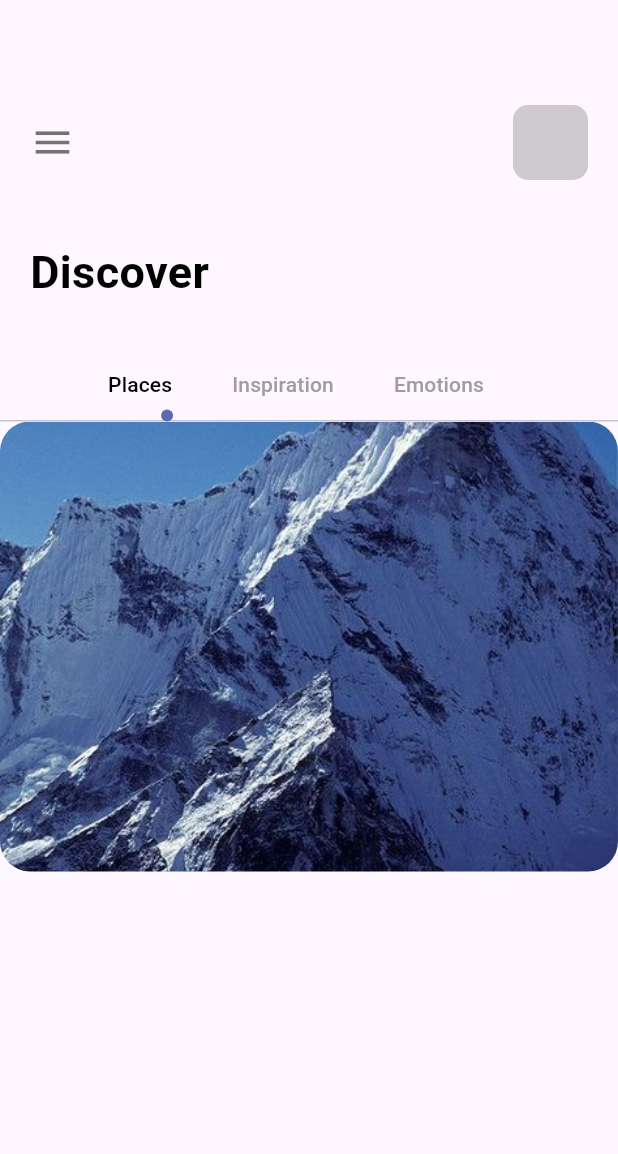
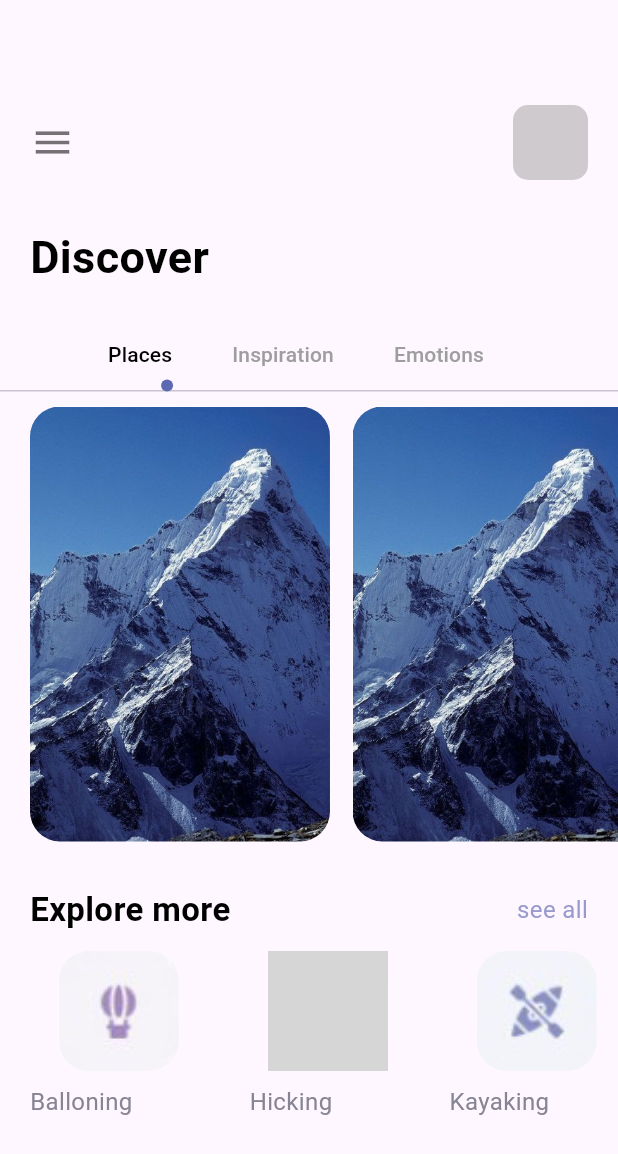
Before and after one commit to Yash-Gupta001/travel_app, a Flutter app: the HomePage screen opened directly, on a phone screen of 412 x 824 dp. Shown: the top 1154 px of the screen. Run offline on Flutter 3.47's test engine with Material 3 defaults, Android fonts, the phone set to English and light mode, and no system bars; grey boxes are pictures that could not be loaded.

Commit message:
welcome page and home page complete

```diff
--- a/analysis_options.yaml
+++ b/analysis_options.yaml
@@ -7,6 +7,9 @@
 
 # The following line activates a set of recommended lints for Flutter apps,
 # packages, and plugins designed to encourage good coding practices.
+analyzer:
+  errors:
+    deprecated_member_use: ignore
 include: package:flutter_lints/flutter.yaml
 
 linter:
--- a/lib/main.dart
+++ b/lib/main.dart
@@ -1,4 +1,5 @@
 import 'package:flutter/material.dart';
+import 'package:travel_app/pages/detail_page.dart';
 import 'package:travel_app/pages/welcome_page.dart';
 
 void main() {
@@ -16,7 +17,7 @@ class MyApp extends StatelessWidget {
       theme: ThemeData(
         primarySwatch: Colors.blue
       ),
-      home: WelcomePage(),
+      home: DetailPage(),
     );
   }
 }
--- /dev/null
+++ b/lib/pages/home_page.dart
@@ -0,0 +1,228 @@
+import 'package:flutter/material.dart';
+import 'package:travel_app/misc/colors.dart';
+import 'package:travel_app/widgets/app_large_text.dart';
+import 'package:travel_app/widgets/app_text.dart';
+
+class HomePage extends StatefulWidget {
+  const HomePage({super.key});
+
+  @override
+  State<HomePage> createState() => _HomePageState();
+}
+
+class _HomePageState extends State<HomePage> with TickerProviderStateMixin {
+  var images = {
+    "balloning.png" : "Balloning",
+    "hicking.png" : "Hicking",
+    "kayaking.png" : "Kayaking",
+    "snorkling.png" : "Paragliding",
+  };
+  @override
+  Widget build(BuildContext context) {
+    TabController _tabController = TabController(length: 3, vsync: this);
+    return Scaffold(
+      body: Column(
+        crossAxisAlignment: CrossAxisAlignment.start,
+        children: [
+          // menu TEXT
+          Container(
+            child: Padding(
+              padding: const EdgeInsets.only(top: 70, left: 20),
+              child: Row(children: [
+                Icon(
+                  Icons.menu,
+                  size: 30.0,
+                  color: Colors.black54,
+                ),
+                Expanded(child: Container()),
+                Container(
+                  margin: EdgeInsets.only(right: 20.0),
+                  width: 50.0,
+                  height: 50.0,
+                  decoration: BoxDecoration(
+                    borderRadius: BorderRadius.circular(10.0),
+                    color: Colors.grey.withOpacity(0.5),
+                  ),
+                )
+              ]),
+            ),
+          ),
+          SizedBox(
+            height: 30,
+          ),
+
+          // DISCOVER TEXT
+          Container(
+            margin: EdgeInsets.only(left: 20.0),
+            child: AppLargeText(text: 'Discover'),
+          ),
+          SizedBox(
+            height: 20,
+          ),
+
+          // TABBAR
+          Container(
+            child: Align(
+              alignment: Alignment.centerLeft,
+              child: TabBar(
+                  labelPadding: EdgeInsets.only(left: 20, right: 20),
+                  controller: _tabController,
+                  labelColor: Colors.black,
+                  unselectedLabelColor: Colors.grey,
+                  isScrollable: true,
+                  indicatorSize: TabBarIndicatorSize.label,
+                  indicator:
+                      CircleTabIndicator(color: AppColors.mainColor, radius: 4),
+                  tabs: [
+                    Tab(
+                      text: 'Places',
+                    ),
+                    Tab(
+                      text: 'Inspiration',
+                    ),
+                    Tab(
+                      text: 'Emotions',
+                    ),
+                  ]),
+            ),
+          ),
+
+
+          Container(
+            padding: const EdgeInsets.only(left: 20),
+            height: 300,
+            width: double.maxFinite,
+            child: TabBarView(controller: _tabController, children: [
+              ListView.builder(
+                itemCount: 3,
+                scrollDirection: Axis.horizontal,
+                itemBuilder: (BuildContext context, int index) {
+                  return Container(
+                    margin: const EdgeInsets.only(right: 15, top: 10),
+                    width: 200,
+                    height: 300,
+                    decoration: BoxDecoration(
+                      borderRadius: BorderRadius.circular(20),
+                      color: Colors.white,
+                      image: DecorationImage(
+                        image: AssetImage('assets/img/mountain.jpeg'),
+                        fit: BoxFit.cover,
+                      ),
+                    ),
+                  );
+                },
+              ),
+              Text('There'),
+              Text('How'),
+            ]),
+          ),
+          SizedBox(
+            height: 30,
+          ),
+
+          Container(
+            margin: EdgeInsets.only(left: 20 , right: 20),
+            child: Row(
+              mainAxisAlignment: MainAxisAlignment.spaceBetween,
+              children: [
+                AppLargeText(
+                  text:
+                  'Explore more',
+                  size: 22
+                  ),
+                AppText(
+                  text: 'see all',
+                  size: 16, color:
+                  AppColors.textColor1,
+                  ),
+
+
+              ],
+            ),
+          ),
+          SizedBox(
+            height: 12,
+          ),
+
+          Container(
+            width: double.maxFinite,
+            height: 120,
+            margin: const EdgeInsets.only(left: 20),
+            child: ListView.builder(
+              itemCount: images.length,
+              scrollDirection: Axis.horizontal,
+              itemBuilder: (_,index){
+              return Container(
+                margin: const EdgeInsets.only(right: 28),
+                child: Column(
+                  crossAxisAlignment: CrossAxisAlignment.center,
+                  children: [
+                    Container(
+                      // margin: const EdgeInsets.only(right: 50),
+                      width: 80,
+                      height: 80,
+                      decoration: BoxDecoration(
+                        borderRadius: BorderRadius.circular(20),
+                        color: Colors.white,
+                        image: DecorationImage(
+                          image: AssetImage('assets/img/' + images.keys.elementAt(index)),
+                          fit: BoxFit.cover,
+                        ),
+                      ),
+                    ),
+
+                    SizedBox(
+                      height: 9,
+                    ),
+
+                    Container(
+                      margin: const EdgeInsets.only(right: 50),
+                      child: AppText(
+                        text: images.values.elementAt(index),
+                        color: AppColors.textColor2,
+                      ),
+                    )
+
+
+
+                  ],
+                ),
+              );
+            }),
+          )
+
+
+        ],
+      ),
+    );
+  }
+}
+
+class CircleTabIndicator extends Decoration {
+  final Color color;
+  double radius;
+  CircleTabIndicator({required this.color, this.radius = 3.0});
+  @override
+  BoxPainter createBoxPainter([VoidCallback? onChanged]) {
+    return _CirclePainter(color: color, radius: radius);
+  }
+}
+
+class _CirclePainter extends BoxPainter {
+  final Color color;
+  double radius;
+
+  _CirclePainter({required this.color, required this.radius});
+
+  @override
+  void paint(Canvas canvas, Offset offset, ImageConfiguration configuration) {
+    Paint _paint = Paint();
+    _paint.color = color;
+    _paint.isAntiAlias = true;
+    final Offset circleOffset = offset +
+        Offset(configuration.size!.width / 2 - radius / 2,
+            configuration.size!.height - radius);
+
+    canvas.drawCircle(offset + circleOffset, radius, _paint);
+  }
+}
--- a/lib/pages/navpages/home_page.dart
+++ /dev/null
@@ -1,135 +0,0 @@
-import 'package:flutter/material.dart';
-import 'package:travel_app/misc/colors.dart';
-import 'package:travel_app/widgets/app_large_text.dart';
-
-class HomePage extends StatefulWidget {
-  const HomePage({super.key});
-
-  @override
-  State<HomePage> createState() => _HomePageState();
-}
-
-class _HomePageState extends State<HomePage> with TickerProviderStateMixin {
-  @override
-  Widget build(BuildContext context) {
-    TabController _tabController = TabController(length: 3, vsync: this);
-    return Scaffold(
-      body: Column(
-        crossAxisAlignment: CrossAxisAlignment.start,
-        children: [
-          // menu TEXT
-          Container(
-            child: Padding(
-              padding: const EdgeInsets.only(top: 70, left: 20),
-              child: Row(children: [
-                Icon(
-                  Icons.menu,
-                  size: 30.0,
-                  color: Colors.black54,
-                ),
-                Expanded(child: Container()),
-                Container(
-                  margin: EdgeInsets.only(right: 20.0),
-                  width: 50.0,
-                  height: 50.0,
-                  decoration: BoxDecoration(
-                    borderRadius: BorderRadius.circular(10.0),
-                    color: Colors.grey.withOpacity(0.5),
-                  ),
-                )
-              ]),
-            ),
-          ),
-          SizedBox(
-            height: 40,
-          ),
-
-          // DISCOVER TEXT
-          Container(
-            margin: EdgeInsets.only(left: 20.0),
-            child: AppLargeText(text: 'Discover'),
-          ),
-          SizedBox(
-            height: 30,
-          ),
-
-          // TABBAR
-          Container(
-            child: Align(
-              alignment: Alignment.centerLeft,
-              child: TabBar(
-                  labelPadding: EdgeInsets.only(left: 20, right: 20),
-                  controller: _tabController,
-                  labelColor: Colors.black,
-                  unselectedLabelColor: Colors.grey,
-                  isScrollable: true,
-                  indicatorSize: TabBarIndicatorSize.label,
-                  indicator:
-                      CircleTabIndicator(color: AppColors.mainColor, radius: 4),
-                  tabs: [
-                    Tab(
-                      text: 'Places',
-                    ),
-                    Tab(
-                      text: 'Inspiration',
-                    ),
-                    Tab(
-                      text: 'Emotions',
-                    ),
-                  ]),
-            ),
-          ),
-
-          Container(
-            height: 300,
-            width: double.maxFinite,
-            child: TabBarView(controller: _tabController, children: [
-              Container(
-                width: 200,
-                height: 300,
-                decoration: BoxDecoration(
-                  borderRadius: BorderRadius.circular(20),
-                  color: Colors.white,
-                  image: DecorationImage(
-                    image: AssetImage('assets/img/mountain.jpeg'),
-                    fit: BoxFit.cover,
-                  ),
-                ),
-              ),
-              Text('There'),
-              Text('How'),
-            ]),
-          ),
-        ],
-      ),
-    );
-  }
-}
-
-class CircleTabIndicator extends Decoration {
-  final Color color;
-  double radius;
-  CircleTabIndicator({required this.color, this.radius = 3.0});
-  @override
-  BoxPainter createBoxPainter([VoidCallback? onChanged]) {
-    return _CirclePainter(color: color, radius: radius);
-  }
-}
-
-class _CirclePainter extends BoxPainter {
-  final Color color;
-  double radius;
-
-  _CirclePainter({required this.color, required this.radius});
-
-  @override
-  void paint(Canvas canvas, Offset offset, ImageConfiguration configuration) {
-    Paint _paint = Paint();
-    _paint.color = color;
-    _paint.isAntiAlias = true;
-    final Offset circleOffset =
-        offset + Offset(configuration.size!.width / 2 - radius / 2, configuration.size!.height - radius);
-
-    canvas.drawCircle(offset + circleOffset, radius, _paint);
-  }
-}
--- a/lib/pages/navpages/main_page.dart
+++ b/lib/pages/navpages/main_page.dart
@@ -1,6 +1,6 @@
 import 'package:flutter/material.dart';
 import 'package:travel_app/pages/navpages/bar_item_page.dart';
-import 'package:travel_app/pages/navpages/home_page.dart';
+import 'package:travel_app/pages/home_page.dart';
 import 'package:travel_app/pages/navpages/my_page.dart';
 import 'package:travel_app/pages/navpages/search_page.dart';
 
```
Also changed, not shown: lib/pages/detail_page.dart (added, +136 -0 lines), lib/widgets/app_buttons.dart (added, +17 -0 lines), 1 other file.
